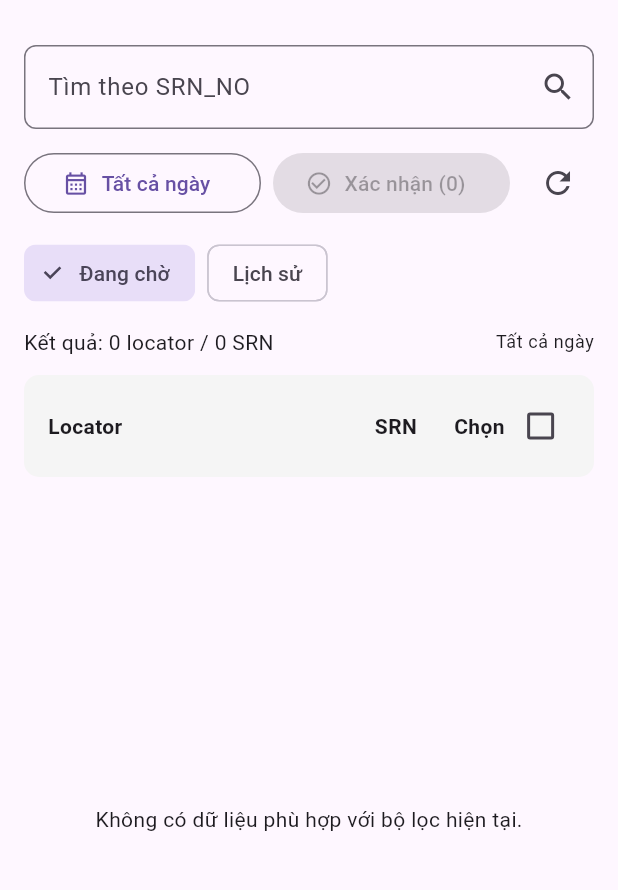
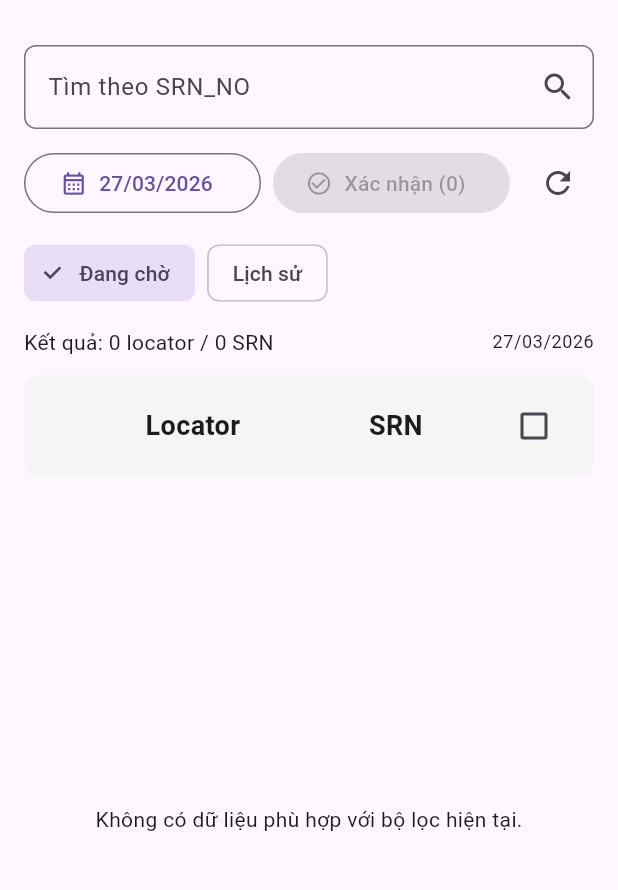
Before and after one commit to Thiethv/fabric, a Flutter app: the screen it shows after launch, on a phone screen of 412 x 824 dp, the part 63-953 px from its top. Run offline on Flutter 3.47's test engine with Material 3 defaults, Android fonts, the phone set to English and light mode, and no system bars; our stand-ins replace supabase_flutter; accounts and stored records are empty.

Commit message:
update v3

```diff
--- a/lib/pages/homepage.dart
+++ b/lib/pages/homepage.dart
@@ -163,7 +163,7 @@ class _HomePageState extends State<HomePage> {
 
   String get _selectedDateLabel {
     if (_selectedPlanDate == null) {
-      return 'Tất cả ngày';
+      return _displayDateFormat.format(DateTime.now());
     }
     return _displayDateFormat.format(_selectedPlanDate!);
   }
@@ -355,7 +355,8 @@ class _HomePageState extends State<HomePage> {
             flex: 5,
             child: Text(
               'Locator',
-              style: TextStyle(fontWeight: FontWeight.w700),
+              textAlign: TextAlign.center,
+              style: TextStyle(fontWeight: FontWeight.w700, fontSize: 18),
             ),
           ),
           const Expanded(
@@ -363,7 +364,7 @@ class _HomePageState extends State<HomePage> {
             child: Text(
               'SRN',
               textAlign: TextAlign.center,
-              style: TextStyle(fontWeight: FontWeight.w700),
+              style: TextStyle(fontWeight: FontWeight.w700, fontSize: 18),
             ),
           ),
           Expanded(
@@ -372,7 +373,7 @@ class _HomePageState extends State<HomePage> {
               mainAxisAlignment: MainAxisAlignment.end,
               children: [
                 const Text(
-                  'Chọn',
+                  '',
                   style: TextStyle(fontWeight: FontWeight.w700),
                 ),
                 if (_isPendingMode)
@@ -571,16 +572,12 @@ class _HomePageState extends State<HomePage> {
                                 Expanded(
                                   flex: 5,
                                   child: Column(
-                                    crossAxisAlignment: CrossAxisAlignment.start,
+                                    // crossAxisAlignment: CrossAxisAlignment.start,
                                     children: [
                                       Text(
                                         locator,
-                                        style: const TextStyle(fontWeight: FontWeight.bold),
-                                      ),
-                                      const SizedBox(height: 4),
-                                      Text(
-                                        'SRN: ${srnLabel.isEmpty ? '-' : srnLabel}',
-                                        style: Theme.of(context).textTheme.bodySmall,
+                                        textAlign: TextAlign.center,
+                                        style: const TextStyle(fontWeight: FontWeight.bold, fontSize: 20,),
                                       ),
                                     ],
                                   ),
@@ -593,6 +590,7 @@ class _HomePageState extends State<HomePage> {
                                     style: const TextStyle(
                                       fontWeight: FontWeight.w600,
                                       color: Colors.blueAccent,
+                                      fontSize: 16
                                     ),
                                   ),
                                 ),
```
